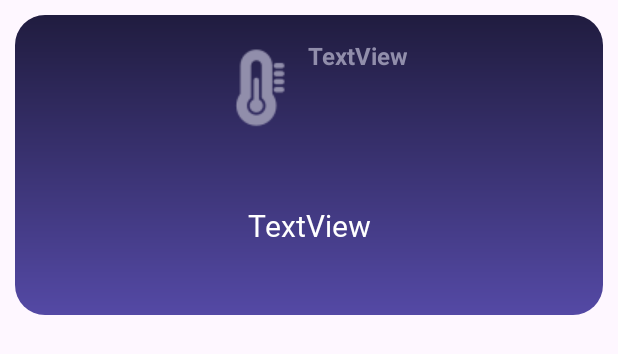
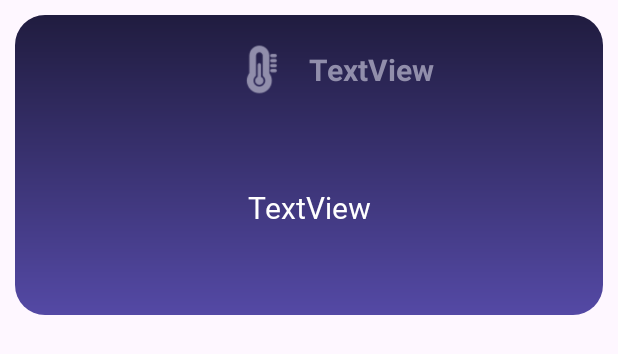
Before and after one commit to Filo-patir/WeatherForecastApp, an Android app: the layout title_details_items.xml on its own in the app's theme, with its tools: preview values and no code run, on a phone screen of 412 x 824 dp. Shown: the top 354 px of the screen. Run offline under Robolectric (Android 15) with nearby library versions, the phone set to English and light mode, and no system bars.

Commit message:
add wind speed xml item

```diff
--- a/app/src/main/res/layout/title_details_items.xml
+++ b/app/src/main/res/layout/title_details_items.xml
@@ -12,13 +12,10 @@
         style="@style/CardDetailsTitle"
         android:layout_width="wrap_content"
         android:layout_height="wrap_content"
-        android:layout_marginStart="16dp"
-        android:layout_marginTop="16dp"
-        android:layout_marginEnd="16dp"
-        app:layout_constraintEnd_toEndOf="parent"
-        app:layout_constraintStart_toStartOf="parent"
-        app:layout_constraintTop_toTopOf="parent"
-        tools:drawableStart="@drawable/icons8_temperature_64"
+        android:textSize="20sp"
+        app:layout_constraintBottom_toBottomOf="@+id/imageView2"
+        app:layout_constraintStart_toEndOf="@+id/imageView2"
+        app:layout_constraintTop_toTopOf="@+id/imageView2"
         tools:text="TextView" />
 
     <TextView
@@ -26,9 +23,25 @@
         android:layout_width="wrap_content"
         android:layout_height="wrap_content"
         app:layout_constraintBottom_toBottomOf="parent"
-        app:layout_constraintEnd_toEndOf="@+id/title"
-        app:layout_constraintStart_toStartOf="@+id/title"
-        app:layout_constraintTop_toBottomOf="@+id/title"
+        app:layout_constraintEnd_toEndOf="@id/guideline"
+        app:layout_constraintStart_toStartOf="@+id/guideline"
+        app:layout_constraintTop_toBottomOf="@+id/imageView2"
         app:layout_constraintVertical_bias="0.5"
         tools:text="TextView" />
+
+    <ImageView
+        android:id="@+id/imageView2"
+        android:layout_width="wrap_content"
+        android:layout_height="40dp"
+        android:layout_marginTop="16dp"
+        app:layout_constraintEnd_toStartOf="@+id/guideline"
+        app:layout_constraintTop_toTopOf="parent"
+        app:srcCompat="@drawable/icons8_temperature_64" />
+
+    <androidx.constraintlayout.widget.Guideline
+        android:id="@+id/guideline"
+        android:layout_width="wrap_content"
+        android:layout_height="wrap_content"
+        android:orientation="vertical"
+        app:layout_constraintGuide_percent="0.5" />
 </androidx.constraintlayout.widget.ConstraintLayout>
```
Also changed, not shown: app/src/main/res/layout/winspeed_item.xml (added, +100 -0 lines).
